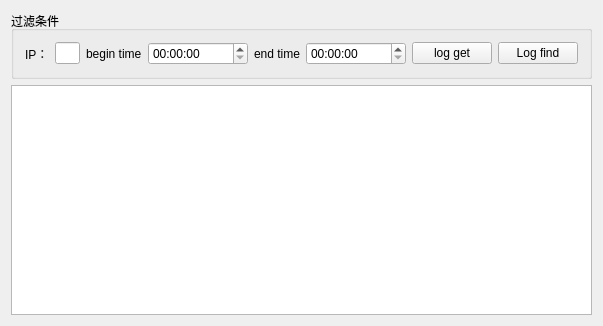
Old version of the form Ylz.SqlViewer/SearchView.ui in the repository titicacafz/SQLTools.
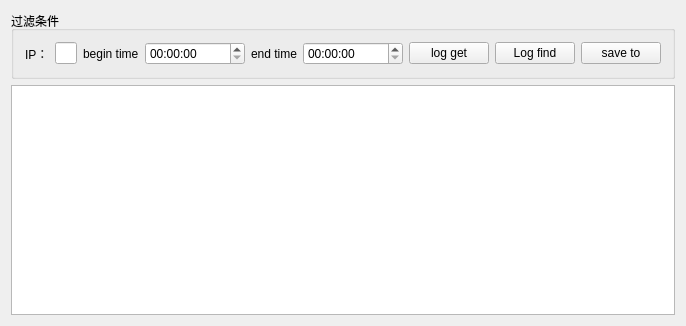
New version of the form.

Commit message: 增加保存按钮等功能

What changed in the file:
```diff
--- a/Ylz.SqlViewer/SearchView.ui
+++ b/Ylz.SqlViewer/SearchView.ui
@@ -90,6 +90,13 @@
         </property>
        </widget>
       </item>
+      <item>
+       <widget class="QPushButton" name="btn_saveto">
+        <property name="text">
+         <string>save to</string>
+        </property>
+       </widget>
+      </item>
       <item>
        <spacer name="horizontalSpacer">
         <property name="orientation">
```
The commit also changes 6 other files.
